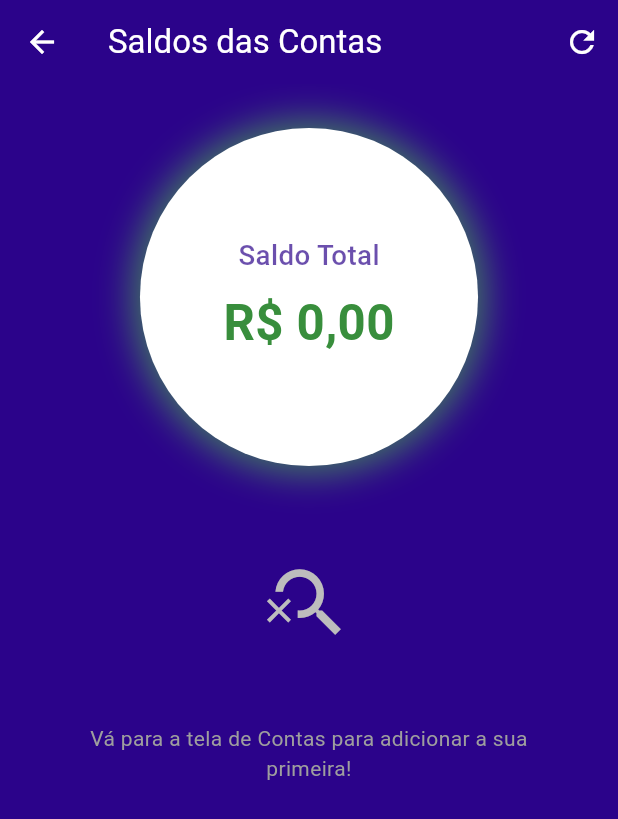
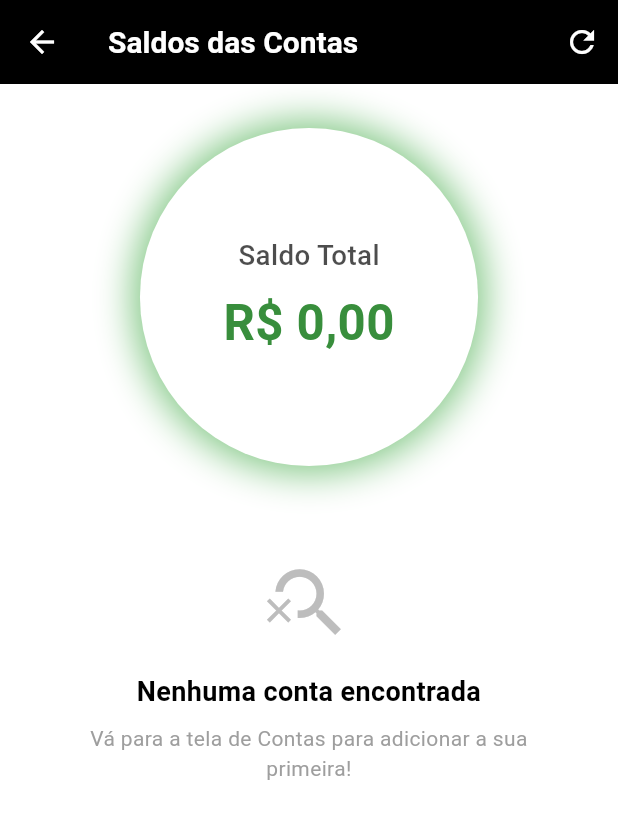
Before and after one commit to jhonnylucius/economize, a Flutter app: the BalanceScreen screen opened by its route, on a phone screen of 412 x 824 dp. Shown: the top 819 px of the screen. Run offline on Flutter 3.47's test engine with Material 3 defaults, Android fonts, the phone set to English and light mode, and no system bars; our stand-ins replace fl_chart, flutter_local_notifications, logger, mask_text_input_formatter, pdf, percent_indicator and 6 more; accounts and stored records are empty.

Commit message:
feat: redefinir tema padrão para claro

```diff
--- a/lib/theme/theme_manager.dart
+++ b/lib/theme/theme_manager.dart
@@ -6,8 +6,8 @@ class ThemeManager with ChangeNotifier {
   static const String _themeKey = 'app_theme';
 
   // Alteração do tema padrão para roxoEscuro
-  ThemeType _currentThemeType = ThemeType.roxoEscuro;
-  ThemeData _currentTheme = AppThemes.roxoEscuro;
+  ThemeType _currentThemeType = ThemeType.light;
+  ThemeData _currentTheme = AppThemes.light;
 
   ThemeType get currentThemeType => _currentThemeType;
   ThemeData get currentTheme => _currentTheme;
```
